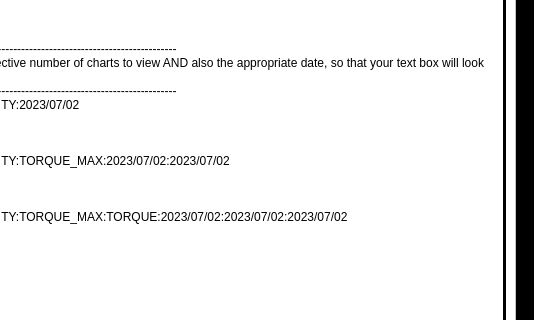
The window that mainwindow.ui (Rem-Ihu/rem-ng-assist) describes before a commit, drawn with Qt 5; both pictures show x 746 to 1280 and y 347 to 667 of the 1280 by 752 pixel window.
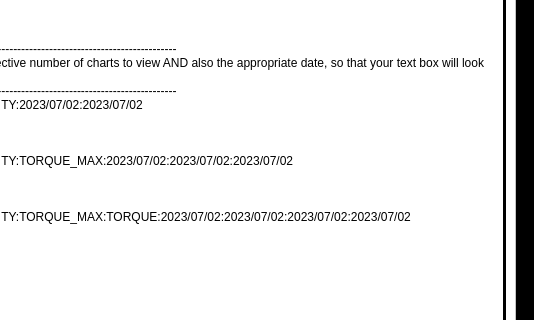
The same window after the commit. The open tabs and pages were chosen to show the change. Icons and pictures are not drawn.

Commit message: legit 0 idea gia to ti eixa allaxei

```diff
--- a/mainwindow.ui
+++ b/mainwindow.ui
@@ -2484,15 +2484,15 @@
 -----------------------------------------------------------------------------------------
 You should also choose the respective number of charts to view AND also the appropriate date, so that your text box will look like this:
 -----------------------------------------------------------------------------------------
-name:2:VELOCITY_ACT:VELOCITY:2023/07/02
+name:2:VELOCITY_ACT:VELOCITY:2023/07/02:2023/07/02
 
 or
 
-name:3:VELOCITY_ACT:VELOCITY:TORQUE_MAX:2023/07/02:2023/07/02
+name:3:VELOCITY_ACT:VELOCITY:TORQUE_MAX:2023/07/02:2023/07/02:2023/07/02
 
 or
 
-name:4:VELOCITY_ACT:VELOCITY:TORQUE_MAX:TORQUE:2023/07/02:2023/07/02:2023/07/02</string>
+name:4:VELOCITY_ACT:VELOCITY:TORQUE_MAX:TORQUE:2023/07/02:2023/07/02:2023/07/02:2023/07/02</string>
                     </property>
                    </widget>
                   </item>
```
Left out of the diff: 12 changed lines with no effect on the pictures.
